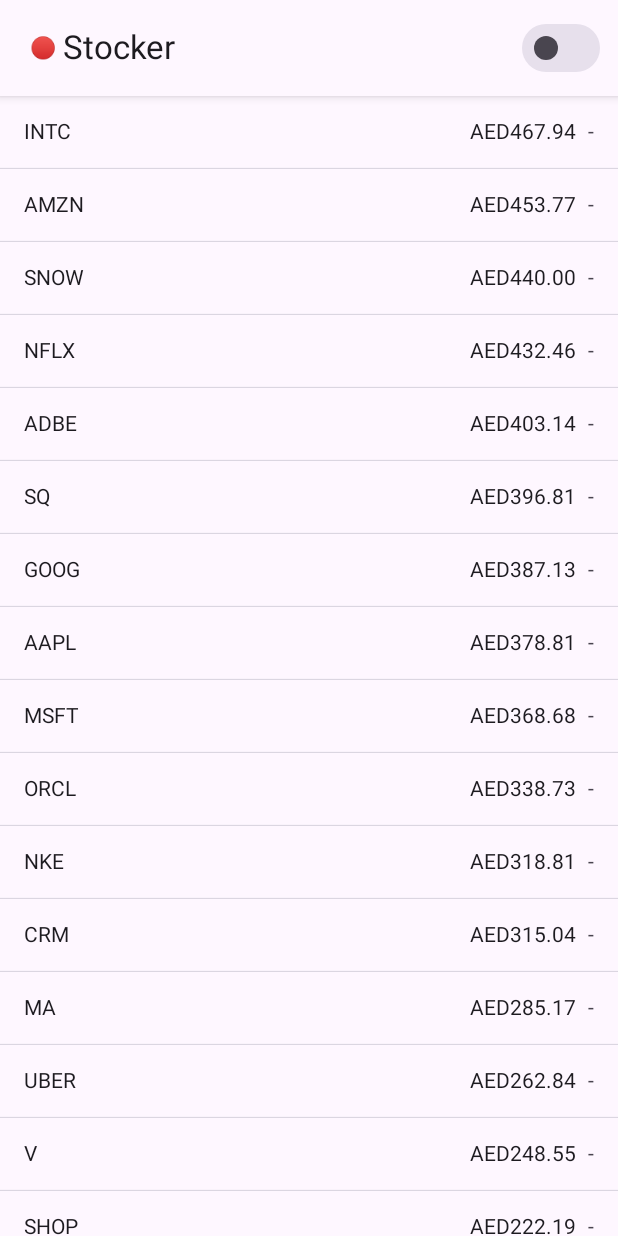
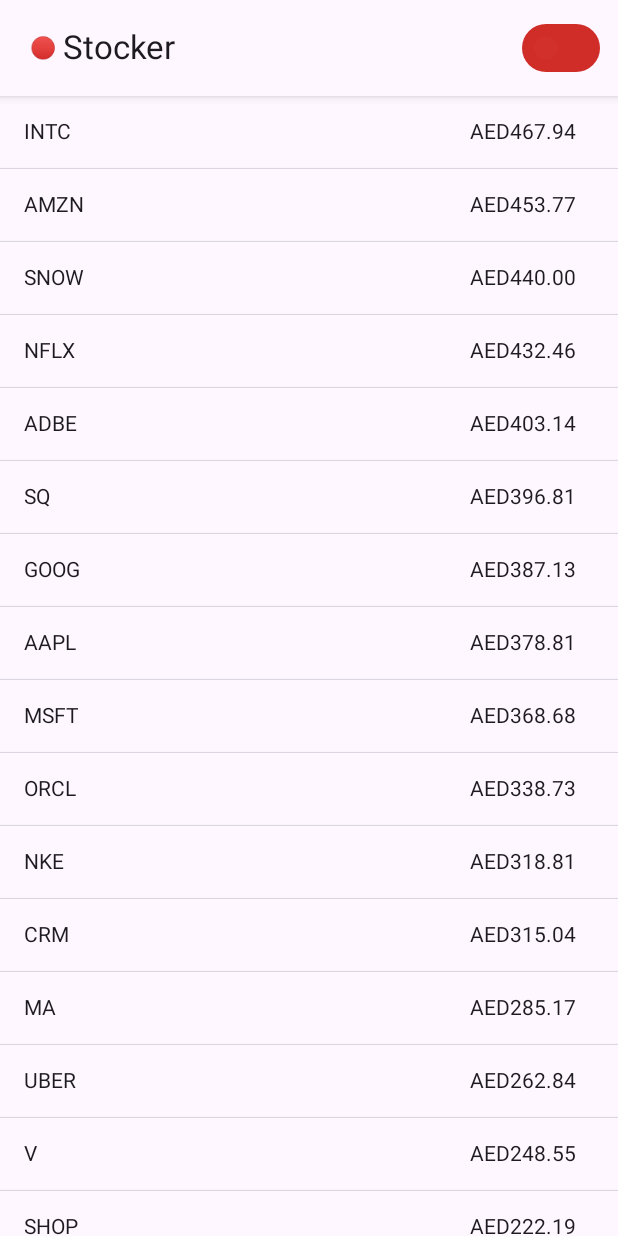
Before and after one commit to RahulSDeshpande/mb-stock-tracker-android, an Android app built with Jetpack Compose: the screen it shows after launch (MainActivity), on a phone screen of 412 x 824 dp. Run offline under Robolectric (Android 15) with nearby library versions, the phone set to English and light mode, and no system bars; our stand-ins replace Dagger/Hilt's generated code.

Commit message:
feat: :lipstick: Use custom colors for stock price change indicators + fine-tune & clean up colors

```diff
--- a/app/src/main/java/com/rahul/stocker/ext/AppColors.kt
+++ b/app/src/main/java/com/rahul/stocker/ext/AppColors.kt
@@ -3,7 +3,11 @@
 import androidx.compose.ui.graphics.Color
 
 object AppColors {
-    val priceUpArrowColor = Color(0x3324BB59)
-    val priceDownArrowColor = Color(0x33D73B37)
+    val priceUpBgColor = Color(0x3324BB59)
+    val priceDownBgColor = Color(0x33D73B37)
+    val priceStillBgColor = Color.Transparent
+
+    val priceUpArrowColor = Color(0xFF14AD4A)
+    val priceDownArrowColor = Color(0xFFD02D29)
     val priceStillArrowColor = Color.Transparent
 }
--- a/app/src/main/java/com/rahul/stocker/ui/stocks/StockRow.kt
+++ b/app/src/main/java/com/rahul/stocker/ui/stocks/StockRow.kt
@@ -8,7 +8,6 @@
 import androidx.compose.foundation.layout.padding
 import androidx.compose.foundation.layout.width
 import androidx.compose.foundation.layout.widthIn
-import androidx.compose.material3.MaterialTheme
 import androidx.compose.material3.Text
 import androidx.compose.runtime.Composable
 import androidx.compose.runtime.LaunchedEffect
@@ -18,7 +17,6 @@
 import androidx.compose.runtime.setValue
 import androidx.compose.ui.Alignment
 import androidx.compose.ui.Modifier
-import androidx.compose.ui.graphics.Color
 import androidx.compose.ui.res.stringResource
 import androidx.compose.ui.unit.dp
 import com.rahul.stocker.R
@@ -43,9 +41,9 @@
 
     val priceChangeBgColor =
         when {
-            isUpdating && stock.isPriceUp -> AppColors.priceUpArrowColor
-            isUpdating && stock.isPriceDown -> AppColors.priceDownArrowColor
-            else -> AppColors.priceStillArrowColor
+            isUpdating && stock.isPriceUp -> AppColors.priceUpBgColor
+            isUpdating && stock.isPriceDown -> AppColors.priceDownBgColor
+            else -> AppColors.priceStillBgColor
         }
     val bg by animateColorAsState(targetValue = priceChangeBgColor)
 
@@ -74,9 +72,9 @@
 
         val priceChangeArrowCoolor =
             when {
-                stock.isPriceUp -> Color(0xFF14AD4A)
-                stock.isPriceDown -> Color(0xFFD02D29)
-                else -> MaterialTheme.colorScheme.onSurfaceVariant
+                stock.isPriceUp -> AppColors.priceUpArrowColor
+                stock.isPriceDown -> AppColors.priceDownArrowColor
+                else -> AppColors.priceStillArrowColor
             }
         Text(
             text = String.format(stringResource(id = R.string.price_format), stock.price),
--- a/app/src/main/java/com/rahul/stocker/ui/stocks/StocksScreen.kt
+++ b/app/src/main/java/com/rahul/stocker/ui/stocks/StocksScreen.kt
@@ -20,6 +20,7 @@
 import androidx.compose.ui.res.stringResource
 import androidx.compose.ui.unit.dp
 import com.rahul.stocker.R
+import com.rahul.stocker.ext.AppColors
 
 @OptIn(ExperimentalMaterial3Api::class)
 @Composable
@@ -38,6 +39,7 @@
                     ),
                 title = { Text(text = stringResource(id = R.string.app_name)) },
                 actions = {
+                    // TODO | TO PLAY AROUND TOGGLE BETWEEN TEXT AND SWITCH
                     // TextButton(onClick = onSwitched) {
                     //     Text(
                     //         if (viewState.isRunning) {
@@ -47,17 +49,18 @@
                     //         },
                     //     )
                     // }
+
                     Switch(
                         modifier = Modifier.padding(end = 8.dp),
                         checked = viewState.isRunning,
                         onCheckedChange = { onSwitched() },
                         colors =
                             SwitchDefaults.colors(
-                                checkedThumbColor = MaterialTheme.colorScheme.onPrimary,
-                                checkedTrackColor = MaterialTheme.colorScheme.primary,
-                                uncheckedThumbColor = MaterialTheme.colorScheme.onSurfaceVariant,
-                                uncheckedTrackColor = MaterialTheme.colorScheme.surfaceVariant,
+                                checkedThumbColor = AppColors.priceUpBgColor,
+                                checkedTrackColor = AppColors.priceUpArrowColor,
                                 checkedBorderColor = Color.Transparent,
+                                uncheckedThumbColor = AppColors.priceDownBgColor,
+                                uncheckedTrackColor = AppColors.priceDownArrowColor,
                                 uncheckedBorderColor = Color.Transparent,
                             ),
                     )
```
